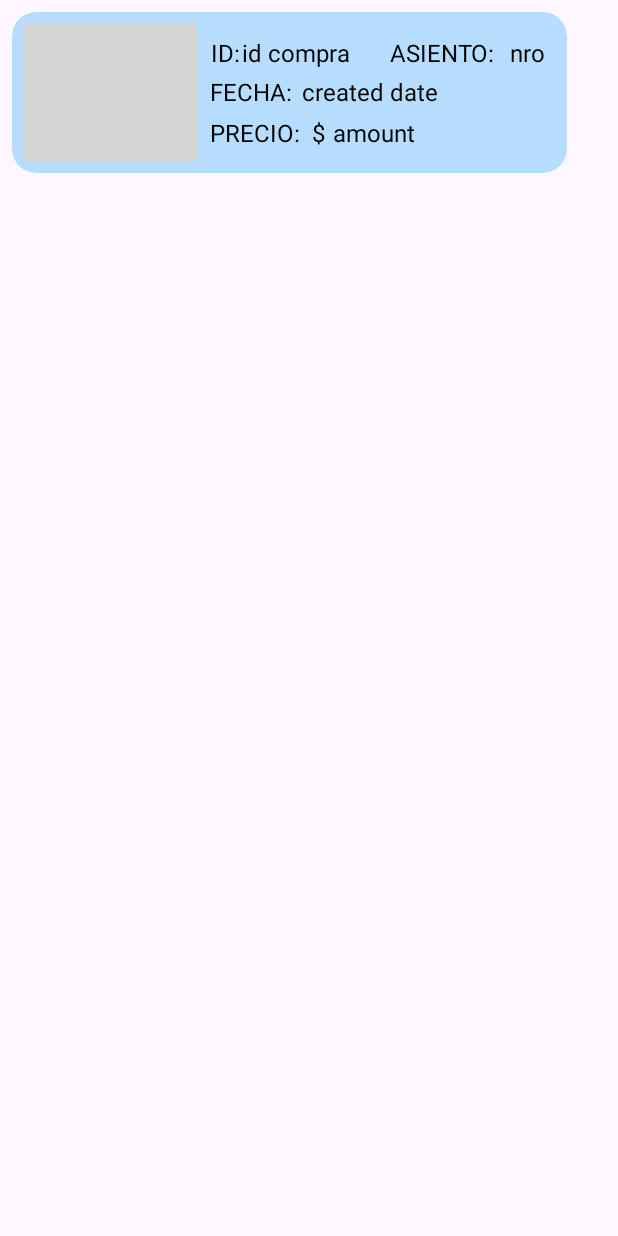
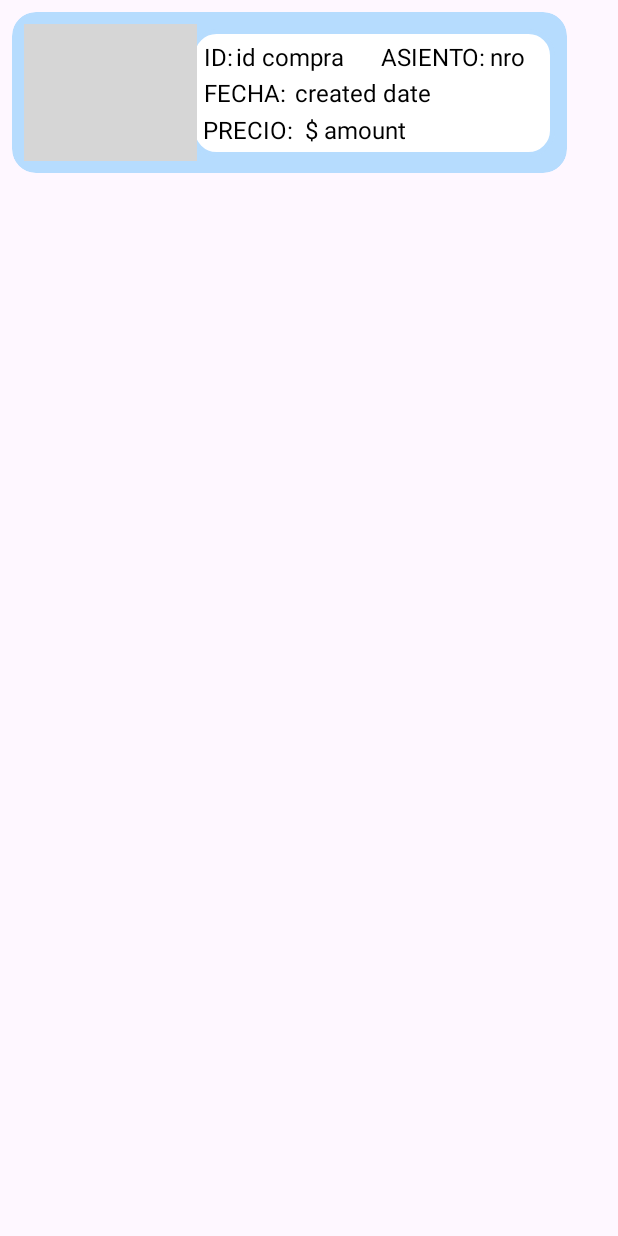
Before and after one commit to FacuCisneros7/TPJJOOParte2, an Android app: the layout item_compras.xml on its own in the app's theme, with its tools: preview values and no code run, on a phone screen of 412 x 824 dp. Run offline under Robolectric (Android 15) with nearby library versions, the phone set to English and light mode, and no system bars; grey boxes are pictures that could not be loaded.

Commit message:
cambios items

```diff
--- a/app/src/main/res/drawable/borde_items.xml
+++ b/app/src/main/res/drawable/borde_items.xml
@@ -2,7 +2,7 @@
 <shape xmlns:android="http://schemas.android.com/apk/res/android">
     <corners
         android:radius="16dp" />
-    <solid android:color="#B6DCFE" />
+    <solid android:color="@color/white" />
     <stroke
         android:width="3dp"
         android:color="#b6dcfe"/>
--- a/app/src/main/res/layout/item_compras.xml
+++ b/app/src/main/res/layout/item_compras.xml
@@ -22,6 +22,26 @@
             android:layout_height="match_parent"
             android:padding="8dp">
 
+            <ImageView
+                android:id="@+id/imageView2_compra"
+                android:layout_width="115dp"
+                android:layout_height="wrap_content"
+                android:contentDescription="img"
+                app:layout_constraintBottom_toBottomOf="parent"
+                app:layout_constraintStart_toStartOf="parent"
+                app:layout_constraintTop_toTopOf="parent"
+                app:srcCompat="@drawable/parisbrillo" />
+
+        <androidx.constraintlayout.widget.ConstraintLayout
+            android:layout_width="243dp"
+            android:layout_height="85dp"
+            android:background="@drawable/borde_items"
+            app:layout_constraintBottom_toBottomOf="parent"
+            app:layout_constraintEnd_toEndOf="parent"
+            app:layout_constraintHorizontal_bias="1.0"
+            app:layout_constraintStart_toStartOf="parent"
+            app:layout_constraintTop_toTopOf="parent">
+
             <TextView
                 android:id="@+id/asiento2"
                 android:layout_width="80dp"
@@ -32,25 +52,24 @@
                 android:textSize="16sp"
                 app:layout_constraintBottom_toBottomOf="parent"
                 app:layout_constraintEnd_toEndOf="parent"
-                app:layout_constraintHorizontal_bias="0.801"
-                app:layout_constraintStart_toEndOf="@id/imageView2_compra"
+                app:layout_constraintHorizontal_bias="0.767"
+                app:layout_constraintStart_toStartOf="parent"
                 app:layout_constraintTop_toTopOf="parent"
-                app:layout_constraintVertical_bias="0.115" />
+                app:layout_constraintVertical_bias="0.111" />
 
             <TextView
                 android:id="@+id/asiento"
                 android:layout_width="30dp"
                 android:layout_height="wrap_content"
-                android:layout_marginStart="8dp"
                 android:text="nro"
                 android:textColor="#000"
                 android:textSize="16sp"
                 app:layout_constraintBottom_toBottomOf="parent"
                 app:layout_constraintEnd_toEndOf="parent"
-                app:layout_constraintHorizontal_bias="1.0"
-                app:layout_constraintStart_toEndOf="@id/imageView2_compra"
+                app:layout_constraintHorizontal_bias="0.936"
+                app:layout_constraintStart_toStartOf="@+id/id"
                 app:layout_constraintTop_toTopOf="parent"
-                app:layout_constraintVertical_bias="0.115" />
+                app:layout_constraintVertical_bias="0.111" />
 
             <TextView
                 android:id="@+id/price3"
@@ -62,10 +81,10 @@
                 android:textSize="16sp"
                 app:layout_constraintBottom_toBottomOf="parent"
                 app:layout_constraintEnd_toEndOf="parent"
-                app:layout_constraintHorizontal_bias="0.436"
+                app:layout_constraintHorizontal_bias="0.006"
                 app:layout_constraintStart_toStartOf="parent"
                 app:layout_constraintTop_toTopOf="parent"
-                app:layout_constraintVertical_bias="0.884" />
+                app:layout_constraintVertical_bias="0.888" />
 
             <TextView
                 android:id="@+id/id_compra"
@@ -78,7 +97,7 @@
                 app:layout_constraintBottom_toBottomOf="parent"
                 app:layout_constraintEnd_toEndOf="parent"
                 app:layout_constraintHorizontal_bias="0.156"
-                app:layout_constraintStart_toEndOf="@id/imageView2_compra"
+                app:layout_constraintStart_toStartOf="parent"
                 app:layout_constraintTop_toTopOf="parent"
                 app:layout_constraintVertical_bias="0.115" />
 
@@ -93,7 +112,7 @@
                 app:layout_constraintBottom_toBottomOf="parent"
                 app:layout_constraintEnd_toEndOf="parent"
                 app:layout_constraintHorizontal_bias="0.005"
-                app:layout_constraintStart_toEndOf="@id/imageView2_compra"
+                app:layout_constraintStart_toStartOf="parent"
                 app:layout_constraintTop_toTopOf="parent"
                 app:layout_constraintVertical_bias="0.115" />
 
@@ -101,20 +120,19 @@
                 android:id="@+id/created_compra"
                 android:layout_width="130dp"
                 android:layout_height="wrap_content"
-                android:layout_marginStart="8dp"
                 android:text="created date"
                 android:textColor="#000"
                 android:textSize="16sp"
                 app:layout_constraintBottom_toBottomOf="parent"
                 app:layout_constraintEnd_toEndOf="parent"
-                app:layout_constraintHorizontal_bias="0.613"
-                app:layout_constraintStart_toEndOf="@id/imageView2_compra"
+                app:layout_constraintHorizontal_bias="0.586"
+                app:layout_constraintStart_toStartOf="@+id/created_compra2"
                 app:layout_constraintTop_toTopOf="parent"
                 app:layout_constraintVertical_bias="0.492" />
 
             <TextView
                 android:id="@+id/created_compra2"
-                android:layout_width="130dp"
+                android:layout_width="60dp"
                 android:layout_height="wrap_content"
                 android:layout_marginStart="8dp"
                 android:text="FECHA:"
@@ -123,19 +141,9 @@
                 app:layout_constraintBottom_toBottomOf="parent"
                 app:layout_constraintEnd_toEndOf="parent"
                 app:layout_constraintHorizontal_bias="0.007"
-                app:layout_constraintStart_toEndOf="@id/imageView2_compra"
+                app:layout_constraintStart_toStartOf="parent"
                 app:layout_constraintTop_toTopOf="parent"
                 app:layout_constraintVertical_bias="0.492" />
-
-            <ImageView
-                android:id="@+id/imageView2_compra"
-                android:layout_width="115dp"
-                android:layout_height="wrap_content"
-                android:contentDescription="img"
-                app:layout_constraintBottom_toBottomOf="parent"
-                app:layout_constraintStart_toStartOf="parent"
-                app:layout_constraintTop_toTopOf="parent"
-                app:srcCompat="@drawable/parisbrillo" />
 
             <TextView
                 android:id="@+id/amount_compra"
@@ -147,10 +155,13 @@
                 android:textSize="16sp"
                 app:layout_constraintBottom_toBottomOf="parent"
                 app:layout_constraintEnd_toEndOf="parent"
-                app:layout_constraintHorizontal_bias="0.734"
-                app:layout_constraintStart_toEndOf="@id/imageView2_compra"
+                app:layout_constraintHorizontal_bias="0.692"
+                app:layout_constraintStart_toStartOf="parent"
                 app:layout_constraintTop_toTopOf="parent"
-                app:layout_constraintVertical_bias="0.884" />
+                app:layout_constraintVertical_bias="0.888" />
+
+        </androidx.constraintlayout.widget.ConstraintLayout>
+
 
         </androidx.constraintlayout.widget.ConstraintLayout>
 
```
Also changed, not shown: app/src/main/res/layout/activity_menu_intermediario.xml (+77 -41 lines), app/src/main/res/layout/item_event.xml (+30 -19 lines), app/src/main/res/layout/item_medal.xml (+124 -113 lines), app/src/main/res/drawable/medallabronce.png (added), app/src/main/res/drawable/medallaoro.png (added), app/src/main/res/drawable/medallaplata.png (added).
